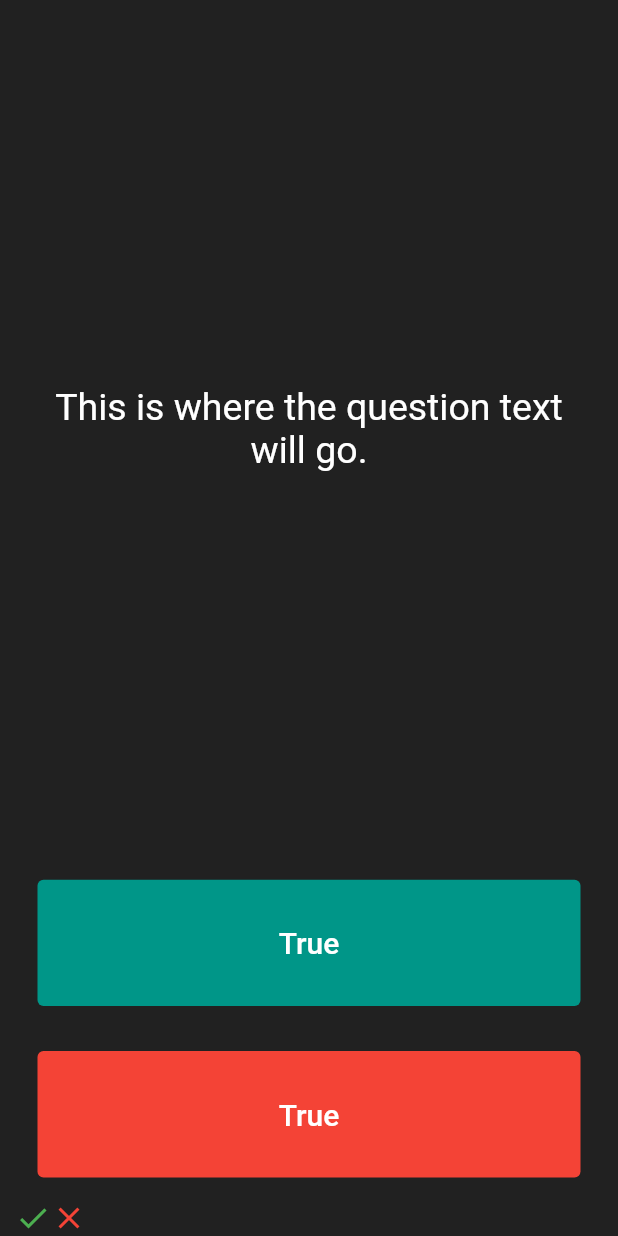
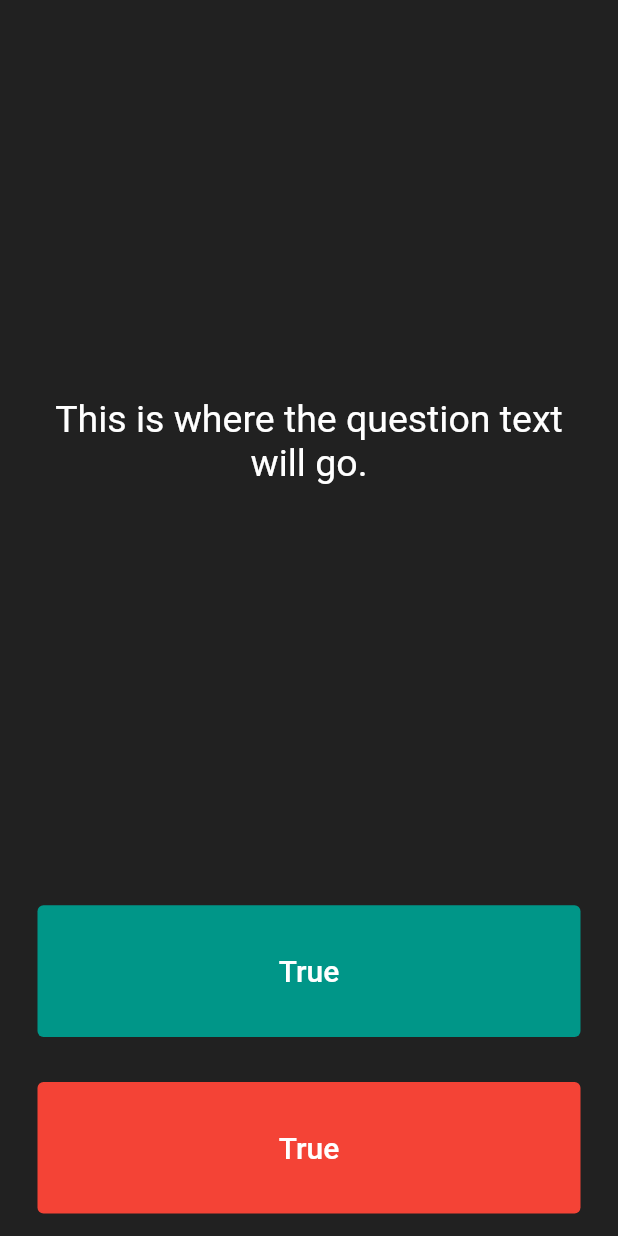
Before and after one commit to Jane-Mwangi/Quizzler, a Flutter app: the screen it shows after launch, on a phone screen of 412 x 824 dp. Run offline on Flutter 3.47's test engine with Material 2 defaults, Android fonts, the phone set to English and light mode, and no system bars.

Commit message:
Have the List(array) of icons. Have the list of questions.

```diff
--- a/lib/main.dart
+++ b/lib/main.dart
@@ -3,6 +3,8 @@ import 'package:flutter/material.dart';
 void main() => runApp(Quizzler());
 
 class Quizzler extends StatelessWidget {
+  const Quizzler({super.key});
+
   @override
   Widget build(BuildContext context) {
     return MaterialApp(
@@ -10,7 +12,7 @@ class Quizzler extends StatelessWidget {
         backgroundColor: Colors.grey.shade900,
         body: SafeArea(
           child: Padding(
-            padding: EdgeInsets.symmetric(horizontal: 10.0),
+            padding: const EdgeInsets.symmetric(horizontal: 10.0),
             child: QuizPage(),
           ),
         ),
@@ -25,13 +27,20 @@ class QuizPage extends StatefulWidget {
 }
 
 class _QuizPageState extends State<QuizPage> {
+  List<Icon> scoreKeeper = [];
+  List<String> questions = [
+    'You can lead a cow down stairs but not up stairs.'
+        'Approximately one quarter of human bones are in the feet.'
+        'A slug\'s blood is green.'
+  ];
+
   @override
   Widget build(BuildContext context) {
     return Column(
       mainAxisAlignment: MainAxisAlignment.spaceBetween,
       crossAxisAlignment: CrossAxisAlignment.stretch,
       children: <Widget>[
-        Expanded(
+        const Expanded(
           flex: 5,
           child: Padding(
             padding: EdgeInsets.all(10.0),
@@ -49,7 +58,7 @@ class _QuizPageState extends State<QuizPage> {
         ),
         Expanded(
           child: Padding(
-            padding: EdgeInsets.all(15.0),
+            padding: const EdgeInsets.all(15.0),
             child: TextButton(
               // backgroundColor: Colors.white,
               // color: Colors.green,
@@ -58,7 +67,7 @@ class _QuizPageState extends State<QuizPage> {
                 backgroundColor: Colors.teal,
                 disabledForegroundColor: Colors.grey,
               ),
-              child: Text(
+              child: const Text(
                 'True',
                 style: TextStyle(
                   color: Colors.white,
@@ -73,7 +82,7 @@ class _QuizPageState extends State<QuizPage> {
         ),
         Expanded(
           child: Padding(
-            padding: EdgeInsets.all(15.0),
+            padding: const EdgeInsets.all(15.0),
             child: TextButton(
               // backgroundColor: Colors.white,
               // color: Colors.green,
@@ -82,7 +91,7 @@ class _QuizPageState extends State<QuizPage> {
                 backgroundColor: Colors.red,
                 disabledForegroundColor: Colors.grey,
               ),
-              child: Text(
+              child: const Text(
                 'True',
                 style: TextStyle(
                   color: Colors.white,
@@ -96,16 +105,7 @@ class _QuizPageState extends State<QuizPage> {
           ),
         ),
         Row(
-          children: <Widget>[
-            Icon(
-              Icons.check,
-              color: Colors.green,
-            ),
-            Icon(
-              Icons.close,
-              color: Colors.red,
-            ),
-          ],
+          children: scoreKeeper,
         )
       ],
     );
```
